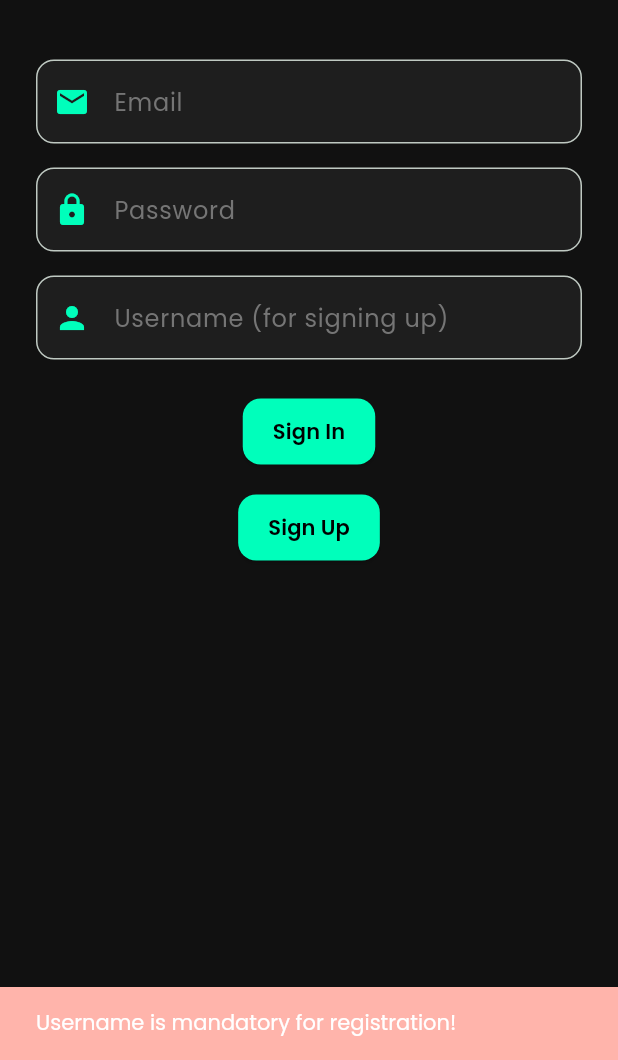
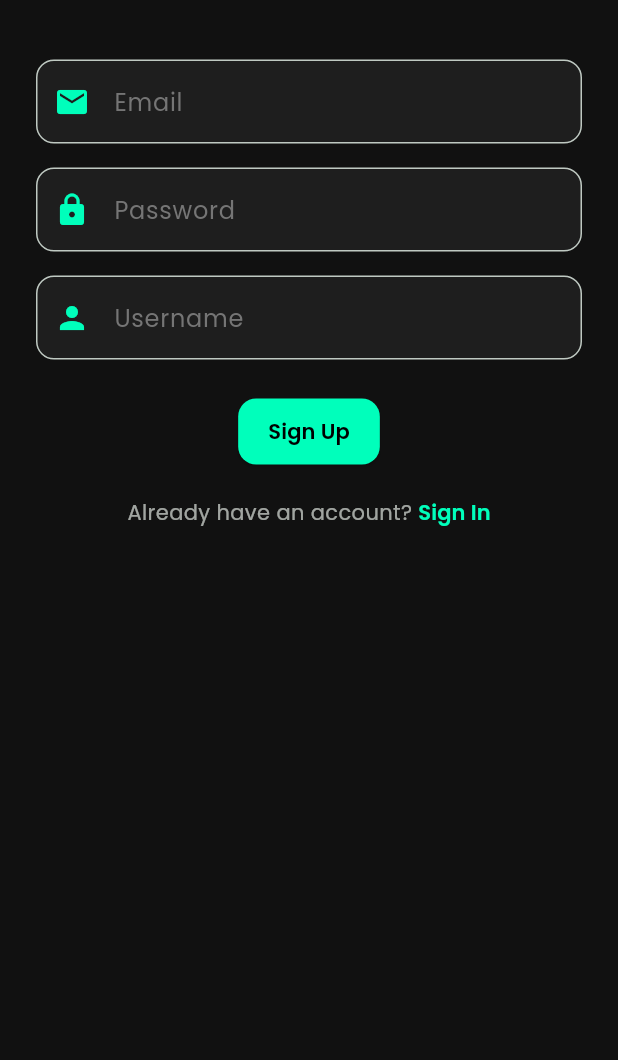
Before and after one commit to emajavor/Spotter_app, a Flutter app: the screen it shows after launch, after a tap on "Sign Up", on a phone screen of 412 x 824 dp, the part 176-1236 px from its top. Run offline on Flutter 3.47's test engine with Material 3 defaults, Android fonts, the phone set to English and light mode, and no system bars; our stand-ins replace bloc, cached_network_image, cloud_firestore, device_info_plus, dropdown_search, equatable and 12 more; missing offline and left inert: omni_datetime_picker, tflite_flutter; accounts and stored records are empty.

Commit message:
split authorization screen to two

```diff
--- a/lib/main.dart
+++ b/lib/main.dart
@@ -7,7 +7,7 @@ import 'package:spotter_app/bloc/auth/auth_bloc.dart';
 import 'package:spotter_app/repository/firebase_repo_implementation.dart';
 import 'package:spotter_app/theme.dart';
 import 'package:spotter_app/ui/home_screen.dart';
-import 'package:spotter_app/ui/auth_screen.dart';
+import 'package:spotter_app/ui/authorization/sign_in_screen.dart';
 import 'package:spotter_app/ui/my_profile_screen.dart';
 import 'firebase_options.dart';
 
@@ -18,7 +18,7 @@ void main() async {
     options: DefaultFirebaseOptions.currentPlatform,
   );
   final firebaseRepo = FirebaseRepo();
-  //migrateUsers se poziva prije pokretanja aplikacije kako bi se osiguralo da users kolekcija ima username i profilePictureUrl.
+  //migrateUsers is called before starting application so we ensure users collection has profile pic and username
   await firebaseRepo.migrateUsers();
   runApp(MyApp(firebaseRepo: firebaseRepo));
 }
@@ -39,7 +39,7 @@ class MyApp extends StatelessWidget {
         theme: SpotterTheme.darkTheme, //our flexcolorscheme theme applied
         initialRoute: '/auth',
         routes: {
-          '/auth': (context) => const AuthScreen(),
+          '/auth': (context) => const SignInScreen(),
           '/start': (context) => const HomeScreen(),
           '/profile': (context) => const MyProfileScreen(),
         },
--- /dev/null
+++ b/lib/ui/authorization/sign_in_screen.dart
@@ -0,0 +1,192 @@
+import 'package:flutter/material.dart';
+import 'package:flutter_bloc/flutter_bloc.dart';
+import 'package:spotter_app/bloc/auth/auth_bloc.dart';
+import 'package:google_fonts/google_fonts.dart';
+import 'package:spotter_app/ui/authorization/sign_up_screen.dart';
+
+class SignInScreen extends StatefulWidget {
+  const SignInScreen({super.key});
+
+  @override
+  State<SignInScreen> createState() => _SignInScreenState();
+}
+
+class _SignInScreenState extends State<SignInScreen>
+    with SingleTickerProviderStateMixin {
+  final emailController = TextEditingController();
+  final passwordController = TextEditingController();
+  late AnimationController _controller;
+  late Animation<double> _fadeAnimation;
+
+  @override
+  void initState() {
+    super.initState();
+    _controller = AnimationController(
+      duration: const Duration(milliseconds: 1000),
+      vsync: this,
+    );
+    _fadeAnimation = Tween<double>(begin: 0, end: 1).animate(
+      CurvedAnimation(parent: _controller, curve: Curves.easeIn),
+    );
+    _controller.forward();
+  }
+
+  @override
+  void dispose() {
+    _controller.dispose();
+    emailController.dispose();
+    passwordController.dispose();
+    super.dispose();
+  }
+
+  @override
+  Widget build(BuildContext context) {
+    return Scaffold(
+      body: BlocConsumer<AuthBloc, AuthState>(
+        listener: (context, state) {
+          if (state is AuthAuthenticated) {
+            Navigator.pushReplacementNamed(context, '/start');
+          } else if (state is AuthError) {
+            ScaffoldMessenger.of(context).showSnackBar(
+              SnackBar(
+                content: Text(state.message, style: GoogleFonts.poppins()),
+                backgroundColor: Theme.of(context).colorScheme.error,
+              ),
+            );
+          }
+        },
+        builder: (context, state) {
+          if (state is AuthLoading) {
+            return const Center(child: CircularProgressIndicator());
+          }
+          return SafeArea(
+            child: SingleChildScrollView(
+              padding: const EdgeInsets.symmetric(horizontal: 24.0),
+              child: FadeTransition(
+                opacity: _fadeAnimation,
+                child: Column(
+                  mainAxisAlignment: MainAxisAlignment.center,
+                  children: [
+                    const SizedBox(height: 60),
+                    Text(
+                      'SPOTTER',
+                      style: GoogleFonts.poppins(
+                        fontSize: 40,
+                        fontWeight: FontWeight.w600,
+                        color: Theme.of(context).colorScheme.primary,
+                      ),
+                    ),
+                    const SizedBox(height: 40),
+                    TextField(
+                      controller: emailController,
+                      decoration: InputDecoration(
+                        hintText: 'Email',
+                        prefixIcon: Icon(Icons.email, color: Theme.of(context).colorScheme.primary),
+                        border: OutlineInputBorder(
+                          borderRadius: BorderRadius.circular(12),
+                        ),
+                      ),
+                      style: GoogleFonts.poppins(),
+                    ),
+                    const SizedBox(height: 16),
+                    TextField(
+                      controller: passwordController,
+                      obscureText: true,
+                      decoration: InputDecoration(
+                        hintText: 'Password',
+                        prefixIcon: Icon(Icons.lock, color: Theme.of(context).colorScheme.primary),
+                        border: OutlineInputBorder(
+                          borderRadius: BorderRadius.circular(12),
+                        ),
+                      ),
+                      style: GoogleFonts.poppins(),
+                    ),
+                    const SizedBox(height: 24),
+                    ElevatedButton(
+                      onPressed: () {
+                        if (emailController.text.trim().isEmpty || passwordController.text.trim().isEmpty) {
+                          ScaffoldMessenger.of(context).showSnackBar(
+                            SnackBar(
+                              content: Text('Email and password are required!',
+                                  style: GoogleFonts.poppins()),
+                              backgroundColor: Theme.of(context).colorScheme.error,
+                            ),
+                          );
+                          return;
+                        }
+                        context.read<AuthBloc>().add(
+                          SignInWithEmail(
+                            email: emailController.text.trim(),
+                            password: passwordController.text,
+                          ),
+                        );
+                      },
+                      style: ElevatedButton.styleFrom(
+                        backgroundColor: Theme.of(context).colorScheme.primary,
+                        foregroundColor: Theme.of(context).colorScheme.onPrimary,
+                        shape: RoundedRectangleBorder(
+                          borderRadius: BorderRadius.circular(12),
+                        ),
+                        padding: const EdgeInsets.symmetric(horizontal: 20, vertical: 12),
+                      ),
+                      child: Text('Sign In', style: GoogleFonts.poppins(fontWeight: FontWeight.w600)),
+                    ),
+                    const SizedBox(height: 16),
+                    /*ElevatedButton.icon(
+                      onPressed: () {
+                        context.read<AuthBloc>().add(SignInWithGoogle());
+                      },
+                      icon: Icon(Icons.g_mobiledata, color: Theme.of(context).colorScheme.onSecondary),
+                      label: Text('Sign In with Google', style: GoogleFonts.poppins()),
+                      style: ElevatedButton.styleFrom(
+                        backgroundColor: Theme.of(context).colorScheme.secondary,
+                        foregroundColor: Theme.of(context).colorScheme.onSecondary,
+                        shape: RoundedRectangleBorder(
+                          borderRadius: BorderRadius.circular(12),
+                        ),
+                        padding: const EdgeInsets.symmetric(horizontal: 20, vertical: 12),
+                      ),
+                    ),*/
+                    const SizedBox(height: 20),
+                    Row(
+                      mainAxisAlignment: MainAxisAlignment.center,
+                      children: [
+                        Text(
+                          "Don't have an account? ",
+                          style: GoogleFonts.poppins(
+                            color: Theme.of(context).colorScheme.onBackground.withOpacity(0.7),
+                          ),
+                        ),
+                        TextButton(
+                          onPressed: () {
+                            Navigator.push(
+                              context,
+                              MaterialPageRoute(builder: (context) => const SignUpScreen()),
+                            );
+                          },
+                          style: TextButton.styleFrom(
+                            padding: EdgeInsets.zero,
+                            minimumSize: Size.zero,
+                            tapTargetSize: MaterialTapTargetSize.shrinkWrap,
+                          ),
+                          child: Text(
+                            'Sign Up',
+                            style: GoogleFonts.poppins(
+                              color: Theme.of(context).colorScheme.primary,
+                              fontWeight: FontWeight.w600,
+                            ),
+                          ),
+                        ),
+                      ],
+                    ),
+                    const SizedBox(height: 20),
+                  ],
+                ),
+              ),
+            ),
+          );
+        },
+      ),
+    );
+  }
+}
--- a/lib/ui/auth_screen.dart
+++ b/lib/ui/authorization/sign_up_screen.dart
@@ -1,16 +1,18 @@
+import 'package:flutter/cupertino.dart';
 import 'package:flutter/material.dart';
 import 'package:flutter_bloc/flutter_bloc.dart';
-import 'package:spotter_app/bloc/auth/auth_bloc.dart';
 import 'package:google_fonts/google_fonts.dart';
 
-class AuthScreen extends StatefulWidget {
-  const AuthScreen({super.key});
+import '../../bloc/auth/auth_bloc.dart';
+
+class SignUpScreen extends StatefulWidget {
+  const SignUpScreen({super.key});
 
   @override
-  State<AuthScreen> createState() => _AuthScreenState();
+  State<SignUpScreen> createState() => _SignUpScreenState();
 }
 
-class _AuthScreenState extends State<AuthScreen>
+class _SignUpScreenState extends State<SignUpScreen>
     with SingleTickerProviderStateMixin {
   final emailController = TextEditingController();
   final passwordController = TextEditingController();
@@ -20,6 +22,7 @@ class _AuthScreenState extends State<AuthScreen>
 
   @override
   void initState() {
+    super.initState();
     _controller = AnimationController(
       duration: const Duration(milliseconds: 1000),
       vsync: this,
@@ -105,7 +108,7 @@ class _AuthScreenState extends State<AuthScreen>
                     TextField(
                       controller: usernameController,
                       decoration: InputDecoration(
-                        hintText: 'Username (for signing up)',
+                        hintText: 'Username',
                         prefixIcon: Icon(Icons.person, color: Theme.of(context).colorScheme.primary),
                         border: OutlineInputBorder(
                           borderRadius: BorderRadius.circular(12),
@@ -116,30 +119,12 @@ class _AuthScreenState extends State<AuthScreen>
                     const SizedBox(height: 24),
                     ElevatedButton(
                       onPressed: () {
-                        context.read<AuthBloc>().add(
-                          SignInWithEmail(
-                            email: emailController.text.trim(),
-                            password: passwordController.text,
-                          ),
-                        );
-                      },
-                      style: ElevatedButton.styleFrom(
-                        backgroundColor: Theme.of(context).colorScheme.primary,
-                        foregroundColor: Theme.of(context).colorScheme.onPrimary,
-                        shape: RoundedRectangleBorder(
-                          borderRadius: BorderRadius.circular(12),
-                        ),
-                        padding: const EdgeInsets.symmetric(horizontal: 20, vertical: 12),
-                      ),
-                      child: Text('Sign In', style: GoogleFonts.poppins(fontWeight: FontWeight.w600)),
-                    ),
-                    const SizedBox(height: 16),
-                    ElevatedButton(
-                      onPressed: () {
-                        if (usernameController.text.trim().isEmpty) {
+                        if (emailController.text.trim().isEmpty ||
+                            passwordController.text.trim().isEmpty ||
+                            usernameController.text.trim().isEmpty) {
                           ScaffoldMessenger.of(context).showSnackBar(
                             SnackBar(
-                              content: Text('Username is mandatory for registration!',
+                              content: Text('Email, password, and username are required!',
                                   style: GoogleFonts.poppins()),
                               backgroundColor: Theme.of(context).colorScheme.error,
                             ),
@@ -164,22 +149,35 @@ class _AuthScreenState extends State<AuthScreen>
                       ),
                       child: Text('Sign Up', style: GoogleFonts.poppins(fontWeight: FontWeight.w600)),
                     ),
-                    const SizedBox(height: 16),
-                    /*ElevatedButton.icon(
-                      onPressed: () {
-                        context.read<AuthBloc>().add(SignInWithGoogle());
-                      },
-                      icon: Icon(Icons.g_mobiledata, color: Theme.of(context).colorScheme.onSecondary),
-                      label: Text('Sign In with Google', style: GoogleFonts.poppins()),
-                      style: ElevatedButton.styleFrom(
-                        backgroundColor: Theme.of(context).colorScheme.secondary,
-                        foregroundColor: Theme.of(context).colorScheme.onSecondary,
-                        shape: RoundedRectangleBorder(
-                          borderRadius: BorderRadius.circular(12),
+                    const SizedBox(height: 20),
+                    Row(
+                      mainAxisAlignment: MainAxisAlignment.center,
+                      children: [
+                        Text(
+                          "Already have an account? ",
+                          style: GoogleFonts.poppins(
+                            color: Theme.of(context).colorScheme.onBackground.withOpacity(0.7),
+                          ),
                         ),
-                        padding: const EdgeInsets.symmetric(horizontal: 20, vertical: 12),
-                      ),
-                    ),*/
+                        TextButton(
+                          onPressed: () {
+                            Navigator.pop(context);
+                          },
+                          style: TextButton.styleFrom(
+                            padding: EdgeInsets.zero,
+                            minimumSize: Size.zero,
+                            tapTargetSize: MaterialTapTargetSize.shrinkWrap,
+                          ),
+                          child: Text(
+                            'Sign In',
+                            style: GoogleFonts.poppins(
+                              color: Theme.of(context).colorScheme.primary,
+                              fontWeight: FontWeight.w600,
+                            ),
+                          ),
+                        ),
+                      ],
+                    ),
                     const SizedBox(height: 20),
                   ],
                 ),
```
